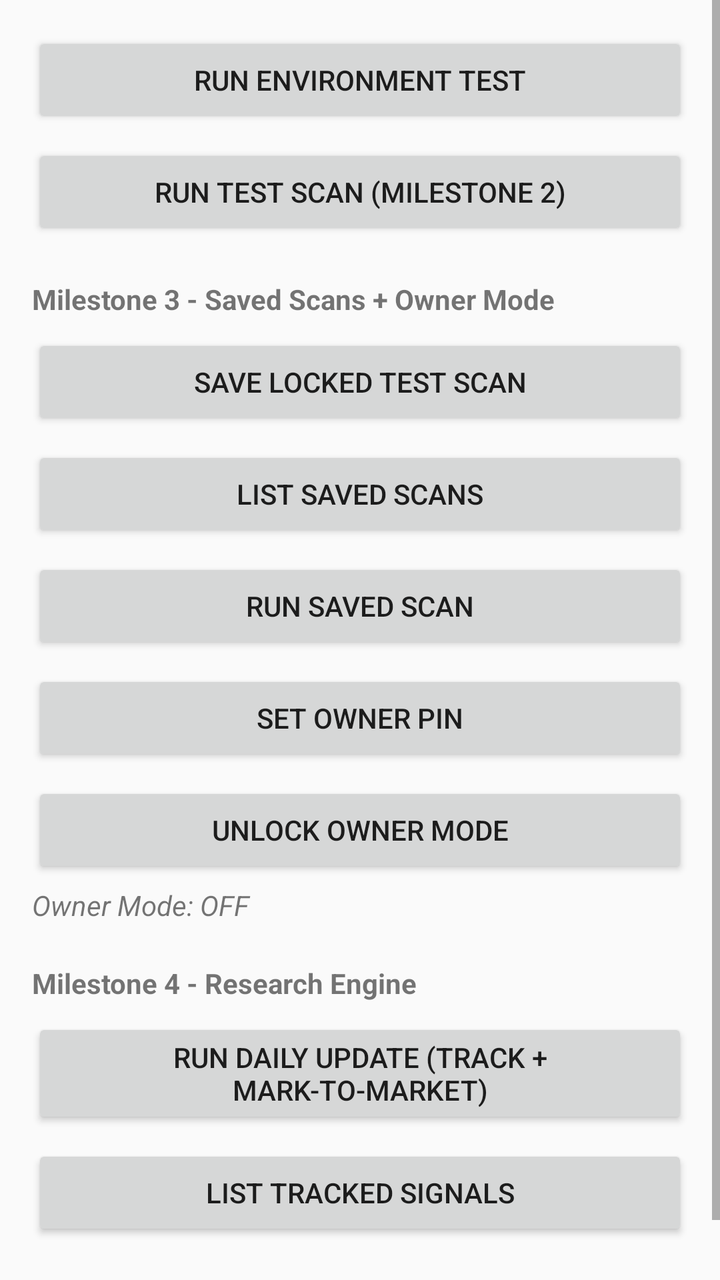
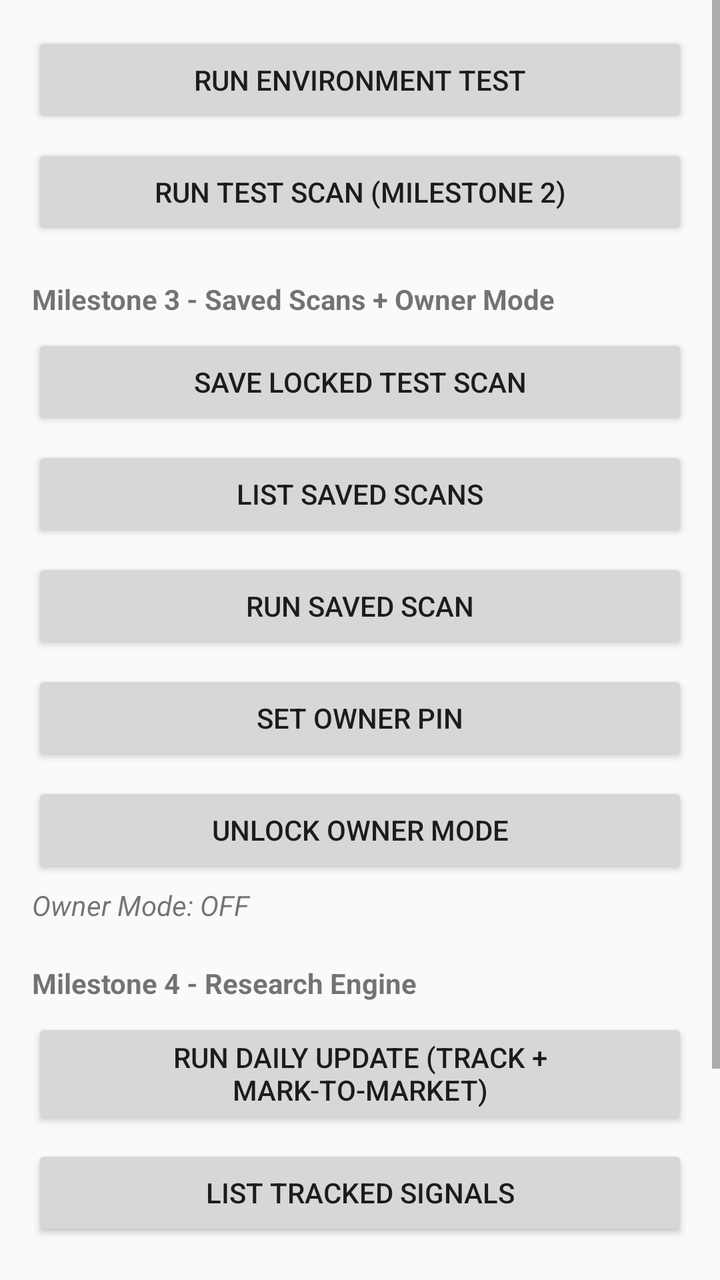

Two renders of the same Android screen: before a commit and after it. Below are the layout's source before the change and the commit's diff.
<!-- AndroidManifest.xml: application theme Theme.AppCompat.DayNight -->
<!-- res/layout/activity_main.xml -->
<?xml version="1.0" encoding="utf-8"?>
<ScrollView xmlns:android="http://schemas.android.com/apk/res/android"
    android:layout_width="match_parent"
    android:layout_height="match_parent">

    <LinearLayout
        android:orientation="vertical"
        android:layout_width="match_parent"
        android:layout_height="wrap_content"
        android:padding="16dp">

        <Button
            android:id="@+id/runTestButton"
            android:layout_width="match_parent"
            android:layout_height="wrap_content"
            android:text="Run Environment Test" />

        <Button
            android:id="@+id/runScanButton"
            android:layout_width="match_parent"
            android:layout_height="wrap_content"
            android:layout_marginTop="8dp"
            android:text="Run Test Scan (Milestone 2)" />

        <TextView
            android:layout_width="match_parent"
            android:layout_height="wrap_content"
            android:layout_marginTop="20dp"
            android:textStyle="bold"
            android:text="Milestone 3 - Saved Scans + Owner Mode" />

        <Button
            android:id="@+id/saveLockedScanButton"
            android:layout_width="match_parent"
            android:layout_height="wrap_content"
            android:layout_marginTop="8dp"
            android:text="Save Locked Test Scan" />

        <Button
            android:id="@+id/listScansButton"
            android:layout_width="match_parent"
            android:layout_height="wrap_content"
            android:layout_marginTop="8dp"
            android:text="List Saved Scans" />

        <Button
            android:id="@+id/runSavedScanButton"
            android:layout_width="match_parent"
            android:layout_height="wrap_content"
            android:layout_marginTop="8dp"
            android:text="Run Saved Scan" />

        <Button
            android:id="@+id/setPinButton"
            android:layout_width="match_parent"
            android:layout_height="wrap_content"
            android:layout_marginTop="8dp"
            android:text="Set Owner PIN" />

        <Button
            android:id="@+id/ownerModeButton"
            android:layout_width="match_parent"
            android:layout_height="wrap_content"
            android:layout_marginTop="8dp"
            android:text="Unlock Owner Mode" />

        <TextView
            android:id="@+id/ownerModeStatus"
            android:layout_width="match_parent"
            android:layout_height="wrap_content"
            android:layout_marginTop="4dp"
            android:textStyle="italic"
            android:text="Owner Mode: OFF" />

        <TextView
            android:layout_width="match_parent"
            android:layout_height="wrap_content"
            android:layout_marginTop="20dp"
            android:textStyle="bold"
            android:text="Milestone 4 - Research Engine" />

        <Button
            android:id="@+id/dailyUpdateButton"
            android:layout_width="match_parent"
            android:layout_height="wrap_content"
            android:layout_marginTop="8dp"
            android:text="Run Daily Update (Track + Mark-to-Market)" />

        <Button
            android:id="@+id/listSignalsButton"
            android:layout_width="match_parent"
            android:layout_height="wrap_content"
            android:layout_marginTop="8dp"
            android:text="List Tracked Signals" />

        <TextView
            android:id="@+id/resultText"
            android:layout_width="match_parent"
            android:layout_height="wrap_content"
            android:layout_marginTop="16dp"
            android:fontFamily="monospace"
            android:textIsSelectable="true"
            android:text="Tap a button above to test the app." />

    </LinearLayout>

</ScrollView>
<!-- resources referenced by this layout -->
<resources>

</resources>

<!-- the commit's change to res/layout/activity_main.xml (unified diff, before → after) -->
@@ -94,6 +94,20 @@
             android:text="List Tracked Signals" />
 
         <TextView
+            android:layout_width="match_parent"
+            android:layout_height="wrap_content"
+            android:layout_marginTop="20dp"
+            android:textStyle="bold"
+            android:text="Milestone 5 - Rating Engine" />
+
+        <Button
+            android:id="@+id/showRatingButton"
+            android:layout_width="match_parent"
+            android:layout_height="wrap_content"
+            android:layout_marginTop="8dp"
+            android:text="Show Scan Rating" />
+
+        <TextView
             android:id="@+id/resultText"
             android:layout_width="match_parent"
             android:layout_height="wrap_content"
